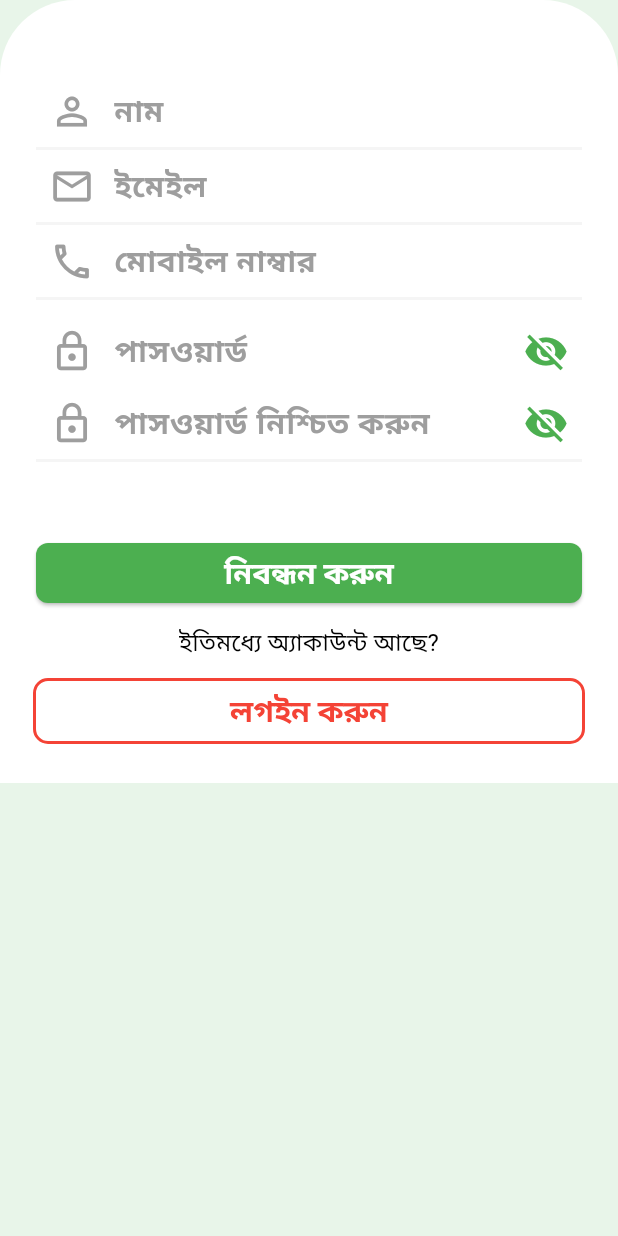
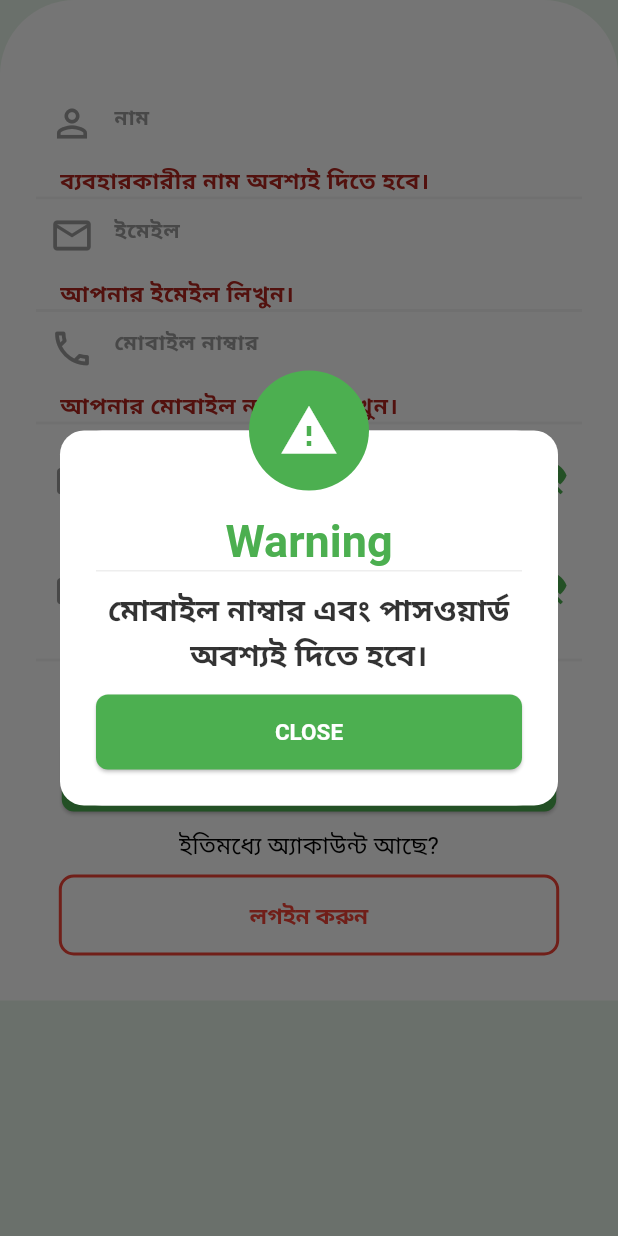
Before and after one commit to Nafis71/fclp-project, a Flutter app: the RegistrationWidget widget shown alone on an empty page, opened directly, after a tap on "নিবন্ধন করুন", on a phone screen of 412 x 824 dp. Run offline on Flutter 3.47's test engine with Material 3 defaults, Android fonts, the phone set to English and light mode, and no system bars; our stand-ins replace flutter_svg, font_awesome_flutter, google_nav_bar, lottie, shared_preferences, widget_and_text_animator; accounts and stored records are empty.

Commit message:
-UI fix and added animation

```diff
--- a/lib/Controllers/form_validation_controller.dart
+++ b/lib/Controllers/form_validation_controller.dart
@@ -1,5 +1,6 @@
 import 'package:fclp_app/Controllers/auth_controller.dart';
 import 'package:fclp_app/Controllers/profile_controller.dart';
+import 'package:fclp_app/services/response/Failure.dart';
 import 'package:fclp_app/utils/app_strings.dart';
 import 'package:fclp_app/utils/constants.dart';
 import 'package:fclp_app/views/main_bottom_nav_view.dart';
@@ -24,6 +25,18 @@ class FormValidationController {
       return 'আপনার পাসওয়ার্ড লিখুন।';
     } else if (!AppConstants.passwordRegExp.hasMatch(password)) {
       return 'পাসওয়ার্ড কমপক্ষে 8 অক্ষর দীর্ঘ হতে হবে এবং একটি বড় হাতের অক্ষর, একটি ছোট হাতের অক্ষর, একটি সংখ্যা এবং একটি বিশেষ অক্ষর অন্তর্ভুক্ত করতে হবে';
+    }
+    return null;
+  }
+
+  static String? validateConfirmPassword(
+      String? password, String? confirmPassword) {
+    if (confirmPassword == null || confirmPassword.isEmpty) {
+      return 'আপনার পাসওয়ার্ড লিখুন।';
+    } else if (!AppConstants.passwordRegExp.hasMatch(confirmPassword)) {
+      return 'পাসওয়ার্ড কমপক্ষে 8 অক্ষর দীর্ঘ হতে হবে এবং একটি বড় হাতের অক্ষর, একটি ছোট হাতের অক্ষর, একটি সংখ্যা এবং একটি বিশেষ অক্ষর অন্তর্ভুক্ত করতে হবে';
+    } else if (password != confirmPassword) {
+      return "পাসওয়ার্ড মেলেনি";
     }
     return null;
   }
@@ -124,27 +137,45 @@ class FormValidationController {
     }
   }
 
-  static void handleRegistration(BuildContext context, GlobalKey<FormState> formKey,
-      String mobile, String password) async {
-    return;
+  static void handleRegistration(
+      {required BuildContext context,
+      required GlobalKey<FormState> formKey,
+      required String name,
+      required String email,
+      required String mobile,
+      required String password,
+      required String confirmPassword}) async {
     if (formKey.currentState!.validate()) {
-      bool status =
-      await context.read<AuthController>().signIn(mobile, password);
+      Map<String, String> userData = {
+        "name": name,
+        "email": email,
+        "mobile": mobile,
+        "password": password,
+        "password_confirmation": confirmPassword
+      };
+      bool status = await context.read<AuthController>().registration(userData);
 
       if (status && context.mounted) {
-        Navigator.pushAndRemoveUntil(
-          context,
-          MaterialPageRoute(
-            builder: (context) => const MainBottomNavView(),
-          ),
-              (route) => false,
-        );
+        snackBarMessage(
+            message: AppStrings.registrationSuccessMessage, context: context);
+        context.read<AuthController>().setIsLoginScreen(true);
         return;
       }
       if (context.mounted) {
+        int statusCode =
+            (context.read<AuthController>().response as Failure).statusCode;
+        if (statusCode == 400) {
+          warningDialog(
+            context: context,
+            message: AppStrings.registrationFailureTitle,
+            warningDescription: AppStrings.duplicateRegistrationFailureMessage,
+          );
+          return;
+        }
         warningDialog(
           context: context,
-          warningDescription: AppStrings.unAuthorizedLoginError,
+          message: AppStrings.registrationFailureTitle,
+          warningDescription: AppStrings.registrationFailureMessage,
         );
       }
     } else {
--- a/lib/services/network_request.dart
+++ b/lib/services/network_request.dart
@@ -56,7 +56,7 @@ class NetworkRequest {
     if (response.statusCode == 200) {
       return Success(
           response: jsonDecode(response.body), statusCode: response.statusCode);
-    } else {
+    }else {
       return Failure(statusCode: response.statusCode);
     }
   }
--- a/lib/utils/app_strings.dart
+++ b/lib/utils/app_strings.dart
@@ -2,4 +2,11 @@ class AppStrings {
   static const String unknownApiError = "কিছু ভুল হয়েছে!আবার চেষ্টা করুন";
   static const String unAuthorizedLoginError =
       "ভুল মোবাইল নম্বর বা পাসওয়ার্ড।";
+  static const String registrationSuccessTitle = "সফল নিবন্ধন!";
+  static const String registrationFailureTitle = "ব্যর্থ নিবন্ধন!";
+  static const String registrationSuccessMessage = "আপনার নিবন্ধন সফল হয়েছে";
+  static const String registrationFailureMessage =
+      "আপনার নিবন্ধন ব্যর্থ হয়েছে";
+  static const String duplicateRegistrationFailureMessage =
+      "ইমেল/ফোনটি ইতিমধ্যেই অন্য অ্যাকাউন্টের জন্য নিবন্ধিত হয়েছে৷";
 }
--- a/lib/utils/network_urls.dart
+++ b/lib/utils/network_urls.dart
@@ -1,4 +1,5 @@
 class NetworkUrls {
   static const String baseUrl = "https://fclpbd.xyz/api";
   static const String loginUrl = "$baseUrl/login";
+  static const String registrationUrl = "$baseUrl/complete-registration";
 }
--- a/lib/views/my_cart_view.dart
+++ b/lib/views/my_cart_view.dart
@@ -171,7 +171,7 @@ class _MyCartViewState extends State<MyCartView> {
                                   .removeShoppingCartListProduct(index);
                               ScaffoldMessenger.of(context).showSnackBar(
                                 SnackBar(
-                                  content: SnackBarMessage(
+                                  content: CartMessage(
                                     context: context,
                                     message:
                                         "Removed from cart: ${product.title}",
--- a/lib/widgets/global_widgets/cart_message.dart
+++ b/lib/widgets/global_widgets/cart_message.dart
@@ -1,9 +1,9 @@
 import 'package:flutter/material.dart';
 
-class SnackBarMessage extends StatelessWidget {
+class CartMessage extends StatelessWidget {
   final String message;
 
-  const SnackBarMessage({
+  const CartMessage({
     super.key,
     required this.message,
     required BuildContext context,
--- a/lib/widgets/global_widgets/warning_dialog.dart
+++ b/lib/widgets/global_widgets/warning_dialog.dart
@@ -4,6 +4,7 @@ import 'package:flutter/material.dart';
 void warningDialog({
   required BuildContext context,
   required String warningDescription,
+  String? message
 }) {
   showDialog(
       context: context,
@@ -38,7 +39,7 @@ void warningDialog({
                           ),
                         ),
                         child: Text(
-                          "Warning",
+                          (message ==null) ? "Warning" : message,
                           style: Theme.of(context).textTheme.titleLarge,
                         ),
                       ),
--- a/lib/widgets/registration_widget/registration_widget.dart
+++ b/lib/widgets/registration_widget/registration_widget.dart
@@ -4,7 +4,6 @@ import 'package:provider/provider.dart';
 import '../../Controllers/auth_controller.dart';
 import '../../Controllers/form_validation_controller.dart';
 import '../../utils/color_palette.dart';
-import '../global_widgets/warning_dialog.dart';
 
 class RegistrationWidget extends StatefulWidget {
   const RegistrationWidget({super.key});
@@ -22,6 +21,7 @@ class _RegistrationWidgetState extends State<RegistrationWidget> {
   final GlobalKey<FormState> _formKey = GlobalKey();
   bool passwordVisibility = true;
   bool confirmPasswordVisibility = true;
+
   @override
   Widget build(BuildContext context) {
     return Expanded(
@@ -35,9 +35,8 @@ class _RegistrationWidgetState extends State<RegistrationWidget> {
         ),
         child: Form(
           key: _formKey,
-          autovalidateMode: AutovalidateMode.onUserInteraction,
           child: Padding(
-            padding: const EdgeInsets.symmetric(horizontal: 24),
+            padding: const EdgeInsets.symmetric(horizontal: 24, vertical: 8),
             child: SingleChildScrollView(
               child: Column(
                 children: [
@@ -62,7 +61,8 @@ class _RegistrationWidgetState extends State<RegistrationWidget> {
                           size: 30,
                         ),
                       ),
-                      validator: FormValidationController.validateMobileNumber,
+                      validator: FormValidationController.validateName,
+                      autovalidateMode: AutovalidateMode.onUserInteraction,
                     ),
                   ),
                   Container(
@@ -75,7 +75,7 @@ class _RegistrationWidgetState extends State<RegistrationWidget> {
                     ),
                     child: TextFormField(
                       controller: _emailTEController,
-                      keyboardType: TextInputType.text,
+                      keyboardType: TextInputType.emailAddress,
                       decoration: const InputDecoration(
                         hintText: "ইমেইল",
                         prefixIcon: Icon(
@@ -83,7 +83,8 @@ class _RegistrationWidgetState extends State<RegistrationWidget> {
                           size: 30,
                         ),
                       ),
-                      validator: FormValidationController.validateMobileNumber,
+                      validator: FormValidationController.validateEmail,
+                      autovalidateMode: AutovalidateMode.onUserInteraction,
                     ),
                   ),
                   Container(
@@ -105,6 +106,7 @@ class _RegistrationWidgetState extends State<RegistrationWidget> {
                         ),
                       ),
                       validator: FormValidationController.validateMobileNumber,
+                      autovalidateMode: AutovalidateMode.onUserInteraction,
                     ),
                   ),
                   const SizedBox(
@@ -150,6 +152,7 @@ class _RegistrationWidgetState extends State<RegistrationWidget> {
                             ),
                           ),
                           validator: FormValidationController.validatePassword,
+                          autovalidateMode: AutovalidateMode.onUserInteraction,
                         ),
                         TextFormField(
                           controller: _confirmPasswordTEController,
@@ -165,7 +168,8 @@ class _RegistrationWidgetState extends State<RegistrationWidget> {
                               onTap: () {
                                 if (mounted) {
                                   setState(() {
-                                    confirmPasswordVisibility = !confirmPasswordVisibility;
+                                    confirmPasswordVisibility =
+                                        !confirmPasswordVisibility;
                                   });
                                 }
                               },
@@ -180,7 +184,13 @@ class _RegistrationWidgetState extends State<RegistrationWidget> {
                                     ),
                             ),
                           ),
-                          validator: FormValidationController.validatePassword,
+                          validator: (confirmPassword) {
+                            return FormValidationController
+                                .validateConfirmPassword(
+                                    _passwordTEController.text,
+                                    confirmPassword);
+                          },
+                          autovalidateMode: AutovalidateMode.onUserInteraction,
                         ),
                       ],
                     ),
@@ -194,13 +204,22 @@ class _RegistrationWidgetState extends State<RegistrationWidget> {
                       replacement: const CircularProgressIndicator(
                         color: AppColors.themeColor,
                       ),
+                      child: SizedBox(
+                        width: MediaQuery.of(context).size.width * 0.8,
                         child: ElevatedButton(
-                          onPressed: () => FormValidationController.handleRegistration(
-                              context,
-                              _formKey,
-                              _mobileNumberTEController.text.trim(),
-                              _passwordTEController.text),
+                            onPressed: () =>
+                                FormValidationController.handleRegistration(
+                                  context: context,
+                                  name: _nameTEController.text.trim(),
+                                  email: _emailTEController.text.trim(),
+                                  mobile: _mobileNumberTEController.text.trim(),
+                                  password: _passwordTEController.text.trim(),
+                                  confirmPassword:
+                                      _confirmPasswordTEController.text.trim(),
+                                  formKey: _formKey,
+                                ),
                             child: const Text("নিবন্ধন করুন")),
+                      ),
                     ),
                   ),
                   const SizedBox(
@@ -213,11 +232,14 @@ class _RegistrationWidgetState extends State<RegistrationWidget> {
                   const SizedBox(
                     height: 10,
                   ),
-                  OutlinedButton(
+                  SizedBox(
+                    width: MediaQuery.of(context).size.width * 0.8,
+                    child: OutlinedButton(
                       onPressed: () {
                         context.read<AuthController>().setIsLoginScreen(true);
                       },
                       child: const Text("লগইন করুন"),
+                    ),
                   ),
                   const SizedBox(
                     height: 24,
```
Also changed, not shown: lib/Controllers/auth_controller.dart (+11 -0 lines), lib/services/auth_service.dart (+10 -0 lines), lib/themes/app_theme.dart (+6 -3 lines), lib/views/auth_view/login_view.dart (+26 -7 lines), 1 other file. Lines whose indentation alone changed are shown as unchanged.
